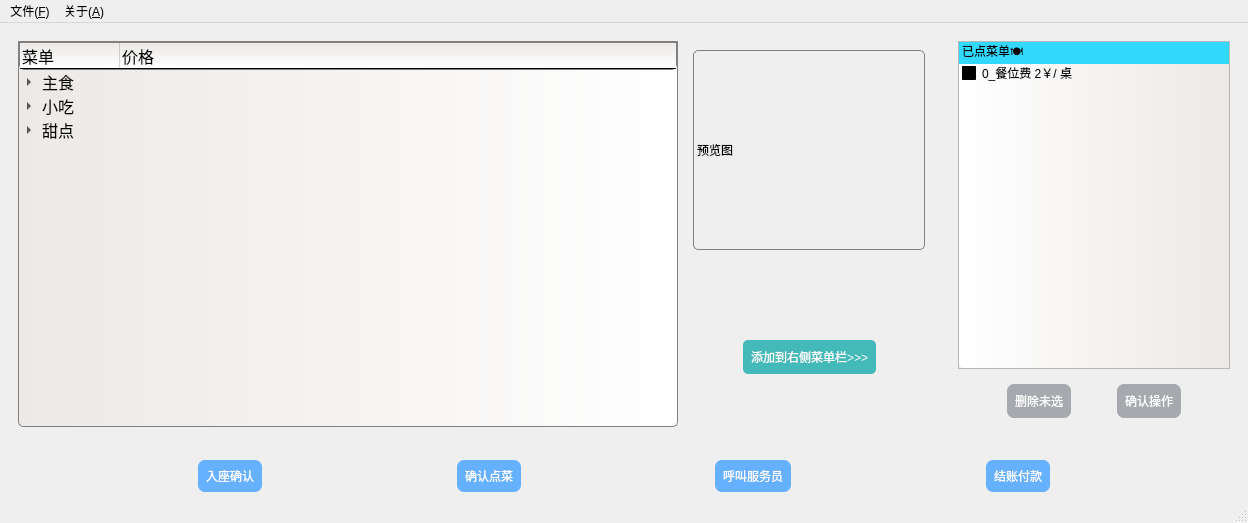
someGenki/OrderDishesClient-qt5, file mainwindow.ui: the form before one commit.
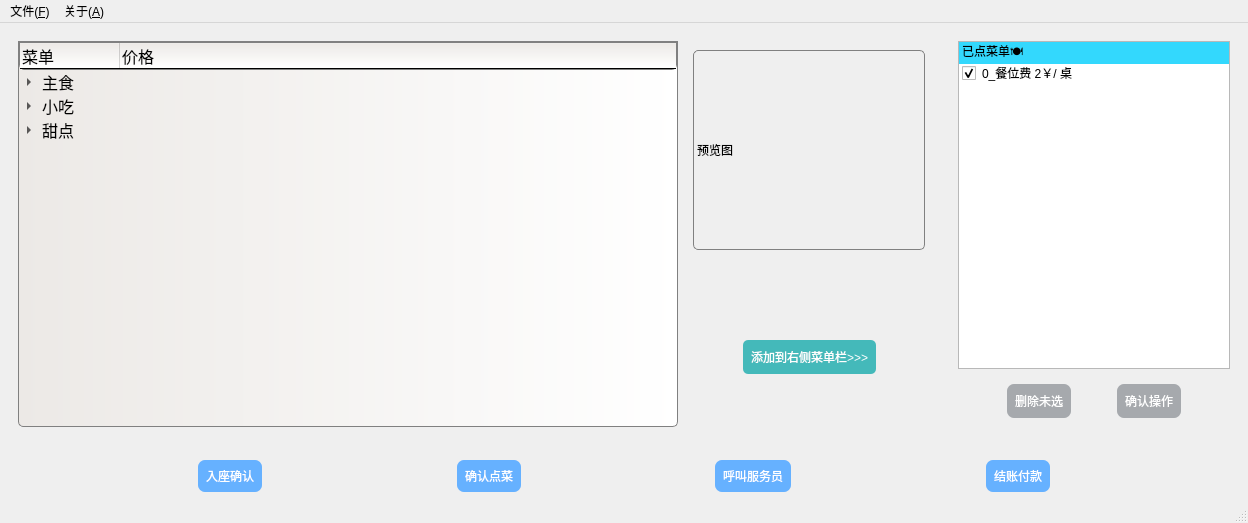
The form after the commit.

The edit to the form file:
```diff
--- a/mainwindow.ui
+++ b/mainwindow.ui
@@ -87,7 +87,7 @@
                 </sizepolicy>
                </property>
                <property name="styleSheet">
-                <string notr="true">background-color: qlineargradient(spread:pad, x1:0, y1:0, x2:1, y2:0, stop:0 #FFFFFF, stop:1 #ECE9E6  );
+                <string notr="true">
 border-radius:5%;</string>
                </property>
                <item>
```
Left out of the diff: 2 changed lines with no effect on the pictures.
